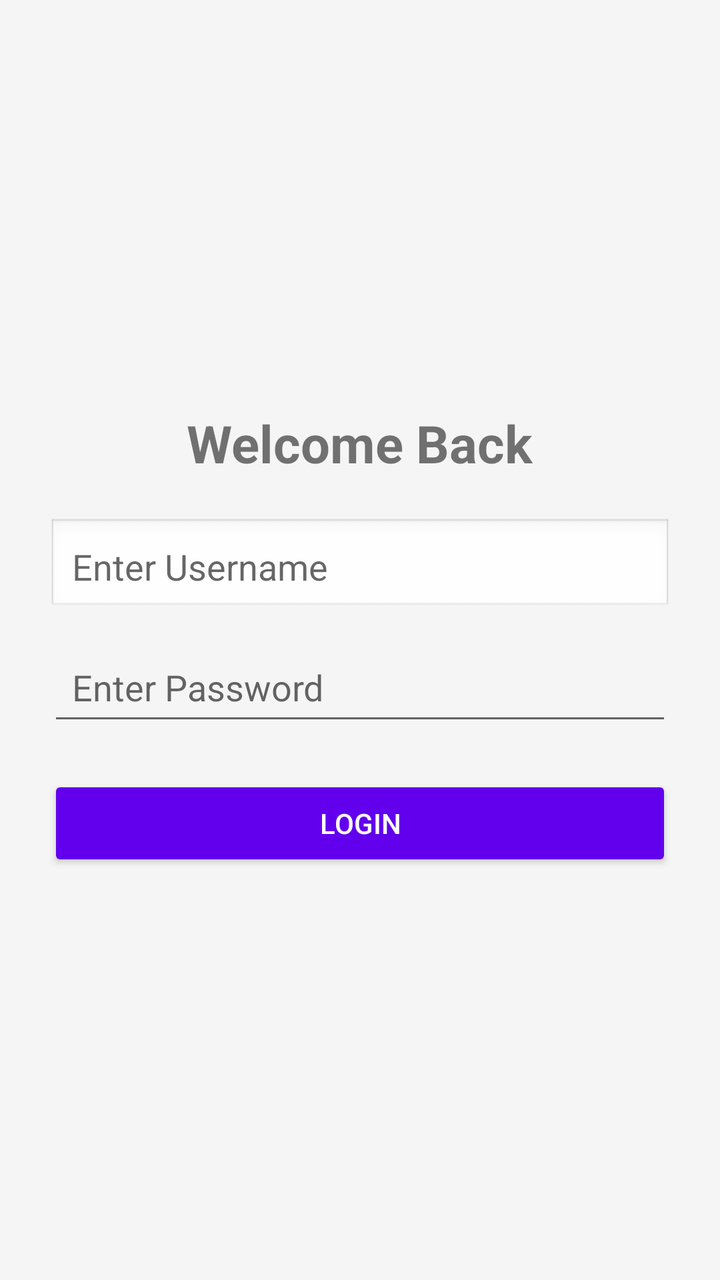
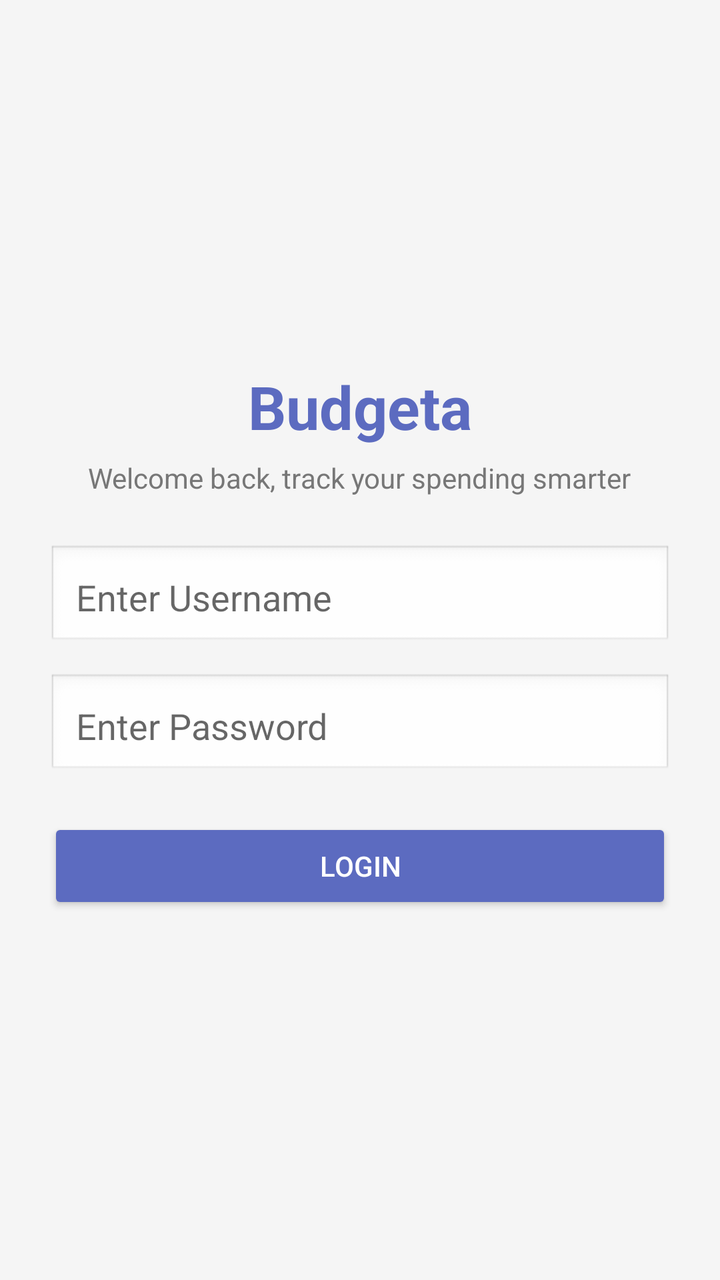

An Android layout rendered at two revisions. The XML below is the earlier revision; the diff shows what the commit changed to produce the second picture.
<!-- AndroidManifest.xml: activity theme Theme.BudgetTrackerApp -->
<!-- res/layout/activity_main.xml -->
<LinearLayout
    xmlns:android="http://schemas.android.com/apk/res/android"
    android:orientation="vertical"
    android:padding="24dp"
    android:gravity="center"
    android:layout_width="match_parent"
    android:layout_height="match_parent"
    android:background="#F5F5F5">

    <TextView
        android:text="Welcome Back"
        android:textSize="26sp"
        android:textStyle="bold"
        android:layout_marginBottom="20dp"
        android:layout_width="wrap_content"
        android:layout_height="wrap_content"/>

    <EditText
        android:id="@+id/username"
        android:hint="Enter Username"
        android:padding="12dp"
        android:background="@android:drawable/edit_text"
        android:layout_marginBottom="12dp"
        android:layout_width="match_parent"
        android:layout_height="wrap_content"/>

    <EditText
        android:id="@+id/password"
        android:hint="Enter Password"
        android:inputType="textPassword"
        android:padding="12dp"
        android:layout_marginBottom="20dp"
        android:layout_width="match_parent"
        android:layout_height="wrap_content"/>

    <Button
        android:id="@+id/loginBtn"
        android:text="Login"
        android:backgroundTint="#6200EE"
        android:textColor="#FFFFFF"
        android:layout_width="match_parent"
        android:layout_height="wrap_content"/>

</LinearLayout>
<!-- resources referenced by this layout -->
<resources>
  <style name="Theme.BudgetTrackerApp" parent="Theme.AppCompat.Light.DarkActionBar" />
</resources>

<!-- the commit's change to res/layout/activity_main.xml (unified diff, before → after) -->
@@ -7,36 +7,51 @@
     android:layout_height="match_parent"
     android:background="#F5F5F5">
 
+    
     <TextView
-        android:text="Welcome Back"
-        android:textSize="26sp"
+        android:text="Budgeta"
+        android:textSize="30sp"
         android:textStyle="bold"
-        android:layout_marginBottom="20dp"
+        android:textColor="#5C6BC0"
+        android:layout_marginBottom="6dp"
         android:layout_width="wrap_content"
         android:layout_height="wrap_content"/>
 
+    
+    <TextView
+        android:text="Welcome back, track your spending smarter"
+        android:textSize="14sp"
+        android:textColor="#777"
+        android:layout_marginBottom="24dp"
+        android:layout_width="wrap_content"
+        android:layout_height="wrap_content"/>
+
+    
     <EditText
         android:id="@+id/username"
         android:hint="Enter Username"
-        android:padding="12dp"
+        android:padding="14dp"
         android:background="@android:drawable/edit_text"
         android:layout_marginBottom="12dp"
         android:layout_width="match_parent"
         android:layout_height="wrap_content"/>
 
+    
     <EditText
         android:id="@+id/password"
         android:hint="Enter Password"
         android:inputType="textPassword"
-        android:padding="12dp"
+        android:padding="14dp"
+        android:background="@android:drawable/edit_text"
         android:layout_marginBottom="20dp"
         android:layout_width="match_parent"
         android:layout_height="wrap_content"/>
 
+    
     <Button
         android:id="@+id/loginBtn"
         android:text="Login"
-        android:backgroundTint="#6200EE"
+        android:backgroundTint="#5C6BC0"
         android:textColor="#FFFFFF"
         android:layout_width="match_parent"
         android:layout_height="wrap_content"/>
